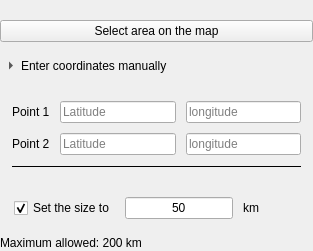
First picture: the form in src/frontend/presentation/resources/ui/wizard_basic_01_points_map.ui, repository Cristian-Blanco/Geo-Time-Lapse, before the edit.
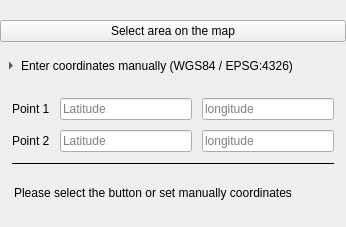
Second picture: the form after the edit.

Commit message:
[Add] map tool for area selection in QGIS
- Implement rectangle map tool for selecting bounding box on canvas
- Add BasicPointsMap view for manual and map-based coordinate input
- Validate and normalize bbox coordinates
- Calculate selected area (km²) and show feedback in UI
- Integrate with wizard context state

What changed in the file:
```diff
--- a/src/frontend/presentation/resources/ui/wizard_basic_01_points_map.ui
+++ b/src/frontend/presentation/resources/ui/wizard_basic_01_points_map.ui
@@ -56,7 +56,7 @@
                     <item>
                         <widget class="QToolButton" name="btn_manual_toggle">
                             <property name="text">
-                                <string>Enter coordinates manually</string>
+                                <string>Enter coordinates manually (WGS84 / EPSG:4326)</string>
                             </property>
                             <property name="toolButtonStyle">
                                 <enum>Qt::ToolButtonTextBesideIcon</enum>
@@ -131,15 +131,9 @@
                                     <property name="leftMargin">
                                         <number>12</number>
                                     </property>
-                                    <property name="topMargin">
-                                        <number>12</number>
-                                    </property>
                                     <property name="rightMargin">
                                         <number>12</number>
                                     </property>
-                                    <property name="bottomMargin">
-                                        <number>12</number>
-                                    </property>
 
                                     <!-- Punto 1 -->
                                     <item>
@@ -158,7 +152,7 @@
                                             </item>
 
                                             <item>
-                                                <widget class="QLineEdit">
+                                                <widget class="QLineEdit" name="lat_p1">
                                                     <property name="placeholderText">
                                                         <string>Latitude</string>
                                                     </property>
@@ -166,7 +160,7 @@
                                             </item>
 
                                             <item>
-                                                <widget class="QLineEdit">
+                                                <widget class="QLineEdit" name="long_p1">
                                                     <property name="placeholderText">
                                                         <string>longitude</string>
                                                     </property>
@@ -192,7 +186,7 @@
                                             </item>
 
                                             <item>
-                                                <widget class="QLineEdit">
+                                                <widget class="QLineEdit" name="lat_p2">
                                                     <property name="placeholderText">
                                                         <string>Latitude</string>
                                                     </property>
@@ -200,7 +194,7 @@
                                             </item>
 
                                             <item>
-                                                <widget class="QLineEdit">
+                                                <widget class="QLineEdit" name="lon_p2">
                                                     <property name="placeholderText">
                                                         <string>longitude</string>
                                                     </property>
@@ -230,89 +224,27 @@
 
             <!-- Set size image -->
             <item>
-                <widget class="QFrame">
-                    <property name="frameShape">
-                        <enum>QFrame::NoFrame</enum>
+                <widget class="QLabel" name="points_map_status">
+                    <property name="text">
+                        <string>Please select the button or set manually coordinates</string>
                     </property>
-                    <layout class="QHBoxLayout">
-                        <property name="spacing">
-                            <number>10</number>
-                        </property>
-                        <property name="leftMargin">
-                            <number>14</number>
-                        </property>
-                        <property name="topMargin">
-                            <number>5</number>
-                        </property>
-                        <property name="rightMargin">
-                            <number>14</number>
-                        </property>
-                        <property name="bottomMargin">
-                            <number>5</number>
-                        </property>
-
-                        <item>
-                            <widget class="QCheckBox">
-                                <property name="text">
-                                    <string>Set the size to</string>
-                                </property>
-                                <property name="checked">
-                                    <bool>true</bool>
-                                </property>
-                                <property name="cursor">
-                                    <cursorShape>PointingHandCursor</cursorShape>
-                                </property>
-                                <property name="class" stdset="0">
-                                    <string>group_check</string>
-                                </property>
-                            </widget>
-                        </item>
-
-                        <item>
-                            <widget class="QLineEdit">
-                                <property name="text">
-                                    <string>50</string>
-                                </property>
-                                <property name="fixedWidth">
-                                    <number>64</number>
-                                </property>
-                                <property name="alignment">
-                                    <set>Qt::AlignCenter</set>
-                                </property>
-                            </widget>
-                        </item>
-
-                        <item>
-                            <widget class="QLabel">
-                                <property name="text">
-                                    <string>km</string>
-                                </property>
-                                <property name="class" stdset="0"><string>group_description</string></property>
-                            </widget>
-                        </item>
-
-                        <item>
-                            <spacer name="spacerSizeRight">
-                                <property name="orientation">
-                                    <enum>Qt::Horizontal</enum>
-                                </property>
-                                <property name="sizeHint" stdset="0">
-                                    <size>
-                                        <width>40</width>
-                                        <height>10</height>
-                                    </size>
-                                </property>
-                            </spacer>
-                        </item>
-                    </layout>
+                    <property name="indent">
+                        <number>14</number>
+                    </property>
+                    <property name="class" stdset="0"><string>group_description</string></property>
                 </widget>
             </item>
             <item>
-                <widget class="QLabel">
+                <widget class="QLabel" name="lbl_area_info">
                     <property name="text">
-                        <string>Maximum allowed: 200 km</string>
+                        <string></string>
                     </property>
-                    <property name="class" stdset="0"><string>group_help</string></property>
+                     <property name="indent">
+                        <number>14</number>
+                    </property>
+                    <property name="class" stdset="0">
+                        <string>group_description</string>
+                    </property>
                 </widget>
             </item>
             <item>
```
Left out of the diff: 1 changed line with no effect on the pictures. The commit also changes 12 other files.
